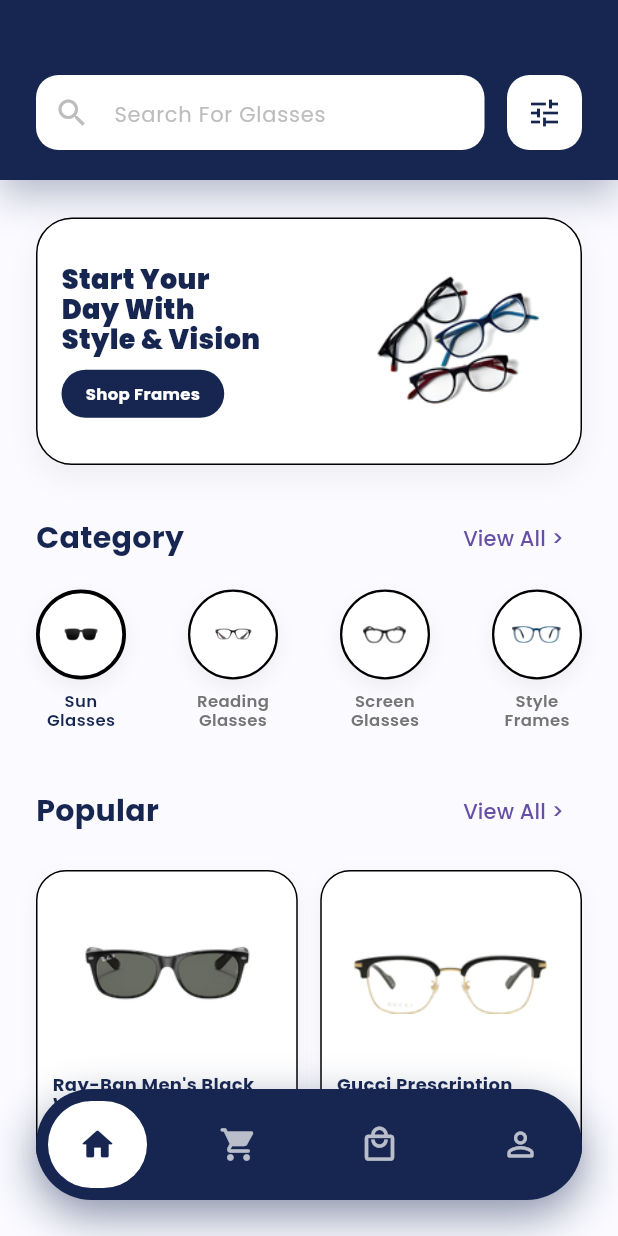
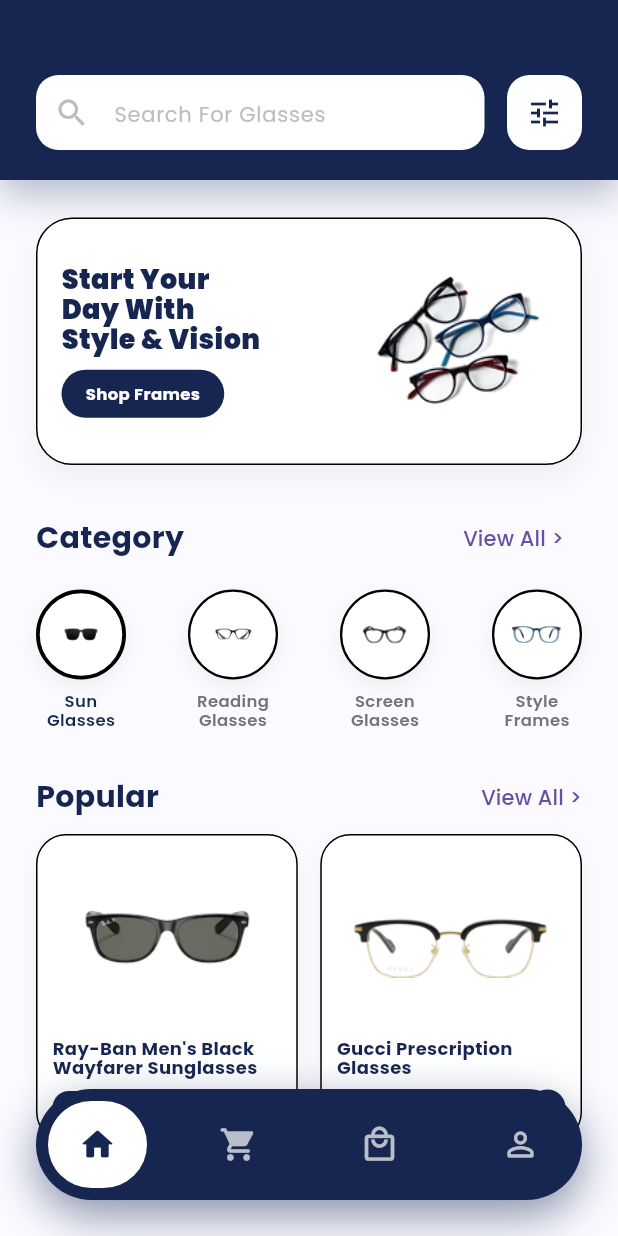
Before and after one commit to iyawnnn/Beyond-Blink, a Flutter app: the DashboardScreen screen opened by its route, on a phone screen of 412 x 824 dp. Run offline on Flutter 3.47's test engine with Material 3 defaults, Android fonts, the phone set to English and light mode, and no system bars; drawn by our look-alikes of google_nav_bar; our stand-ins replace go_router, google_fonts.

Commit message:
fix: spacing in ui

```diff
--- a/lib/features/dashboard/dashboard_screen.dart
+++ b/lib/features/dashboard/dashboard_screen.dart
@@ -203,7 +203,6 @@
                         ),
                       ),
                       TextButton(
-                        // ✅ UPDATED: Empty function to prevent navigation errors
                         onPressed: () {},
                         child: const Text("View All >"),
                       ),
@@ -270,6 +269,7 @@
                   // 4. Popular Items Header
                   Row(
                     mainAxisAlignment: MainAxisAlignment.spaceBetween,
+                    crossAxisAlignment: CrossAxisAlignment.center,
                     children: [
                       Text(
                         "Popular",
@@ -280,16 +280,23 @@
                         ),
                       ),
                       TextButton(
+                        style: TextButton.styleFrom(
+                          padding: EdgeInsets.zero,
+                          minimumSize: const Size(0, 0),
+                          tapTargetSize: MaterialTapTargetSize.shrinkWrap,
+                        ),
                         onPressed: () {},
                         child: const Text("View All >"),
                       ),
                     ],
                   ),
 
-                  const SizedBox(height: 15),
+                  // ✅ FIXED: Added exactly 10px spacing (Small but visible)
+                  const SizedBox(height: 10),
 
                   // 5. Product Grid
                   GridView.builder(
+                    padding: EdgeInsets.zero,
                     physics: const NeverScrollableScrollPhysics(),
                     shrinkWrap: true,
                     itemCount: _popularItems.length,
@@ -397,7 +404,9 @@
                       );
                     },
                   ),
-                  const SizedBox(height: 20),
+
+                  // ✅ UPDATED: Increased space below the cards from 20 to 40
+                  const SizedBox(height: 40),
                 ],
               ),
             ),
```
